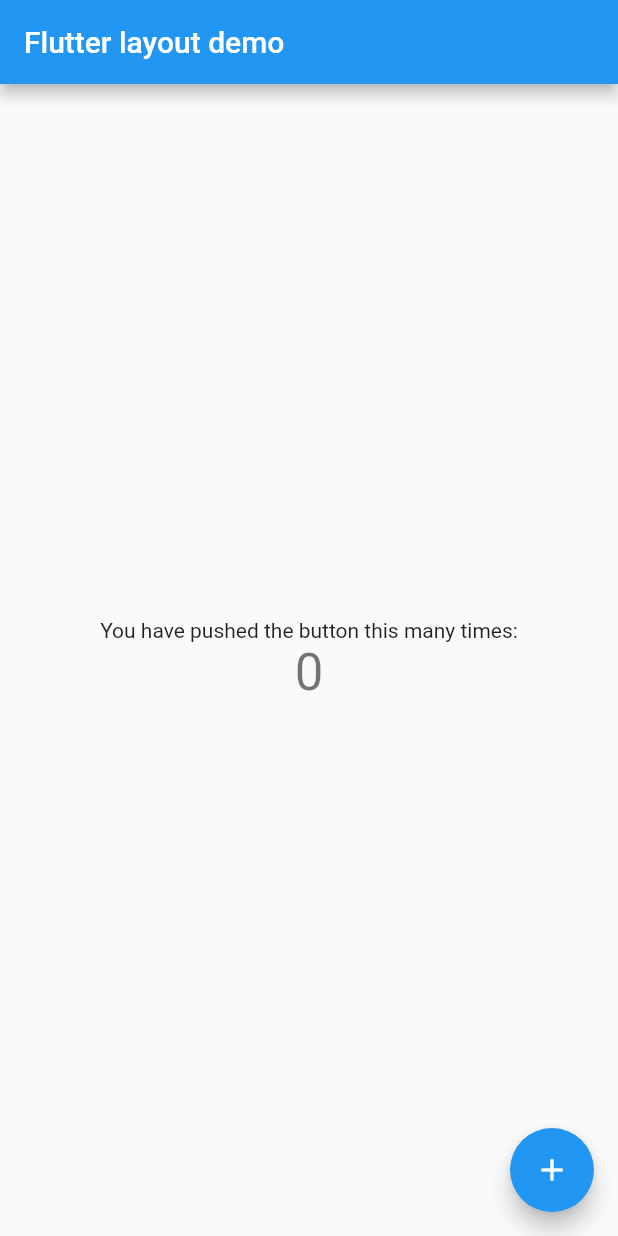
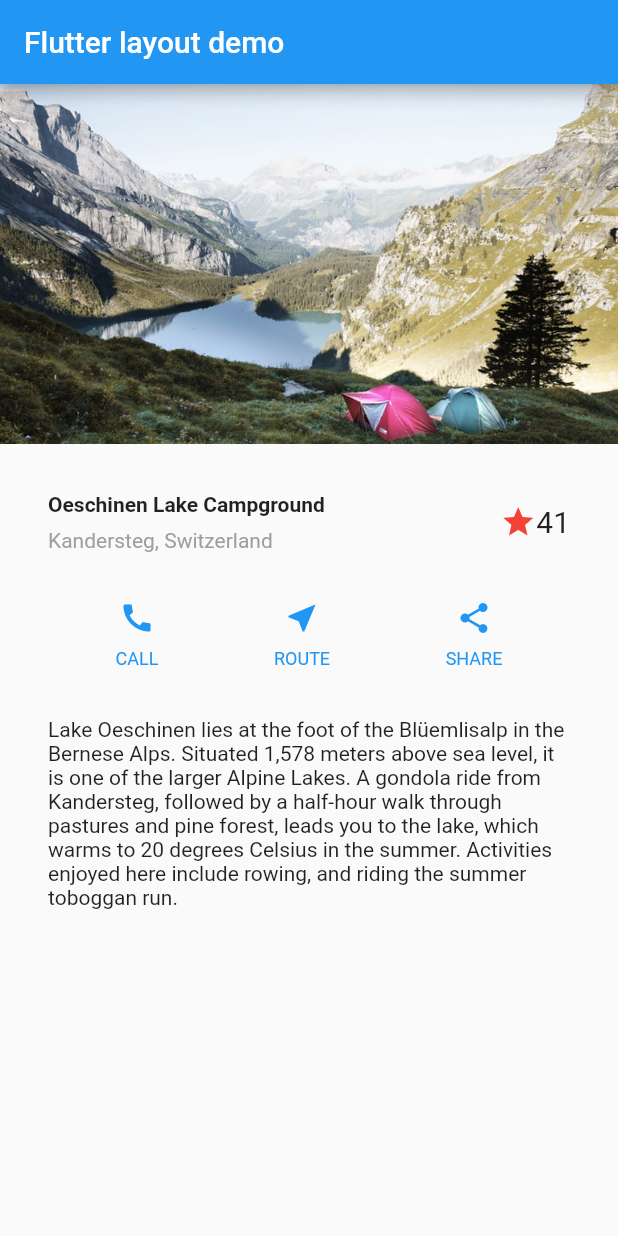
Before and after one commit to MatheusMassula/flutter_layout, a Flutter app: the screen it shows after launch, on a phone screen of 412 x 824 dp. Run offline on Flutter 3.47's test engine with Material 2 defaults, Android fonts, the phone set to English and light mode, and no system bars.

Commit message:
adding layout

```diff
--- a/lib/main.dart
+++ b/lib/main.dart
@@ -10,6 +10,7 @@ class MyApp extends StatelessWidget {
       theme: ThemeData(
         primarySwatch: Colors.blue,
       ),
+      debugShowCheckedModeBanner: false,
       home: MyHomePage(title: 'Flutter layout demo'),
     );
   }
@@ -25,39 +26,106 @@ class MyHomePage extends StatefulWidget {
 }
 
 class _MyHomePageState extends State<MyHomePage> {
-  int _counter = 0;
+  @override
+  Widget build(BuildContext context) {
 
-  void _incrementCounter() {
-    setState(() {
-      _counter++;
-    });
+    Color color = Theme.of(context).primaryColor;
+
+    Widget buttonSection = Container(
+      child: Row(
+        mainAxisAlignment: MainAxisAlignment.spaceEvenly,
+        children: [
+          _buildButtonColumn(color, Icons.call, 'CALL'),
+          _buildButtonColumn(color, Icons.near_me, 'ROUTE'),
+          _buildButtonColumn(color, Icons.share, 'SHARE'),
+        ],
+      ),
+    );
+
+    return Scaffold(
+      appBar: AppBar(
+        title: Text('Flutter layout demo'),
+      ),
+      body: ListView(
+        children: <Widget>[
+          Image.asset(
+            'images/lake.jpeg',
+            width: 600,
+            height: 240,
+            fit: BoxFit.cover,
+          ),
+          titleSection,
+          buttonSection,
+          textSection
+        ],
+      )
+    );
   }
 
-  @override
-  Widget build(BuildContext context) {
-    return Scaffold(
-      appBar: AppBar(
-        title: Text(widget.title),
-      ),
-      body: Center(
-        child: Column(
-          mainAxisAlignment: MainAxisAlignment.center,
-          children: <Widget>[
-            Text(
-              'You have pushed the button this many times:',
+  Widget titleSection = Container(
+    padding: const EdgeInsets.all(32),
+    child: Row(
+      children: [
+        Expanded(
+          child: Column(
+            crossAxisAlignment: CrossAxisAlignment.start,
+            children: <Widget>[
+              Container(
+                padding: const EdgeInsets.only(bottom: 8),
+                child: Text(
+                  'Oeschinen Lake Campground',
+                  style: TextStyle(fontWeight: FontWeight.bold),
+                ),
+              ),
+              Text(
+                'Kandersteg, Switzerland',
+                style: TextStyle(color: Colors.grey[500]),
+              )
+            ],
+          ),
+        ),
+        Column(children: <Widget>[Icon(Icons.star, color: Colors.red[500])]),
+        Column(children: <Widget>[
+          Text(
+            '41',
+            style: TextStyle(fontSize: 20.0),
+          )
+        ]),
+      ],
+    ),
+  );
+
+  Widget textSection = Container(
+    padding: const EdgeInsets.all(32),
+    child: Text(
+      'Lake Oeschinen lies at the foot of the Blüemlisalp in the Bernese '
+          'Alps. Situated 1,578 meters above sea level, it is one of the '
+          'larger Alpine Lakes. A gondola ride from Kandersteg, followed by a '
+          'half-hour walk through pastures and pine forest, leads you to the '
+          'lake, which warms to 20 degrees Celsius in the summer. Activities '
+          'enjoyed here include rowing, and riding the summer toboggan run.',
+      softWrap: true,
+    ),
+  );
+
+  Column _buildButtonColumn(Color color, IconData icon, String label) {
+    return Column(
+      mainAxisSize: MainAxisSize.min,
+      mainAxisAlignment: MainAxisAlignment.center,
+      children: [
+        Icon(icon, color: color),
+        Container(
+          margin: const EdgeInsets.only(top: 8),
+          child: Text(
+            label,
+            style: TextStyle(
+              fontSize: 12,
+              fontWeight: FontWeight.w400,
+              color: color,
             ),
-            Text(
-              '$_counter',
-              style: Theme.of(context).textTheme.display1,
-            ),
-          ],
+          ),
         ),
-      ),
-      floatingActionButton: FloatingActionButton(
-        onPressed: _incrementCounter,
-        tooltip: 'Increment',
-        child: Icon(Icons.add),
-      ),
+      ],
     );
   }
 }
--- a/pubspec.yaml
+++ b/pubspec.yaml
@@ -39,6 +39,8 @@ flutter:
   # included with your application, so that you can use the icons in
   # the material Icons class.
   uses-material-design: true
+  assets:
+    - images/lake.jpeg
 
   # To add assets to your application, add an assets section, like this:
   # assets:
```
Also changed, not shown: images/lake.jpeg (added).
